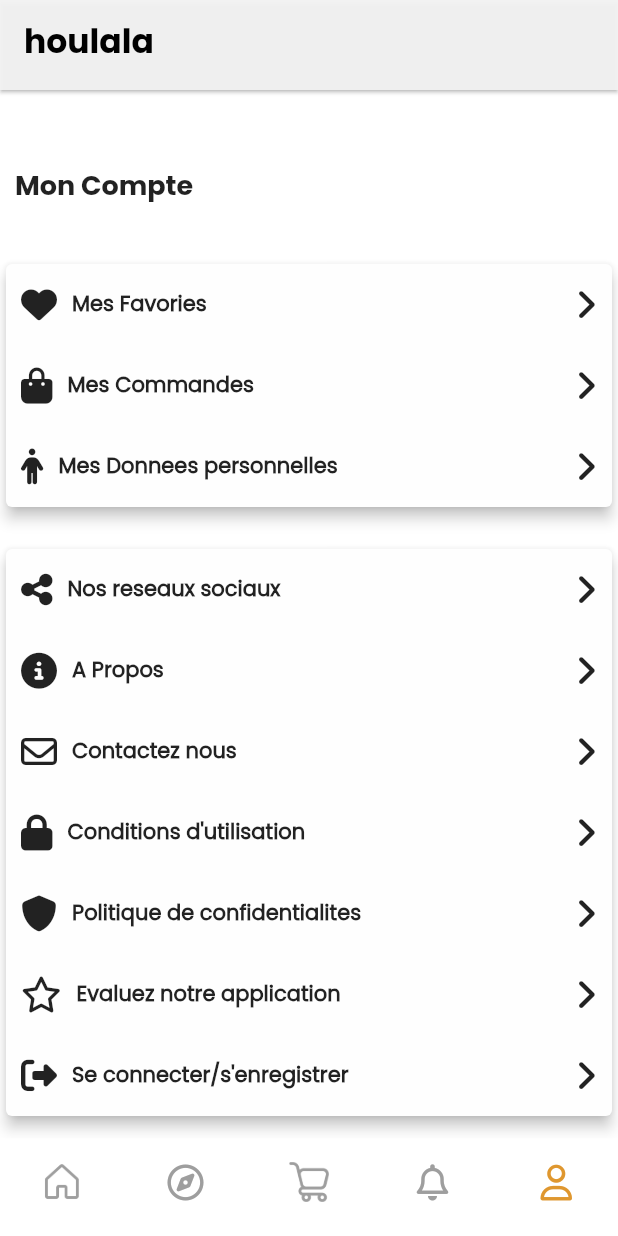
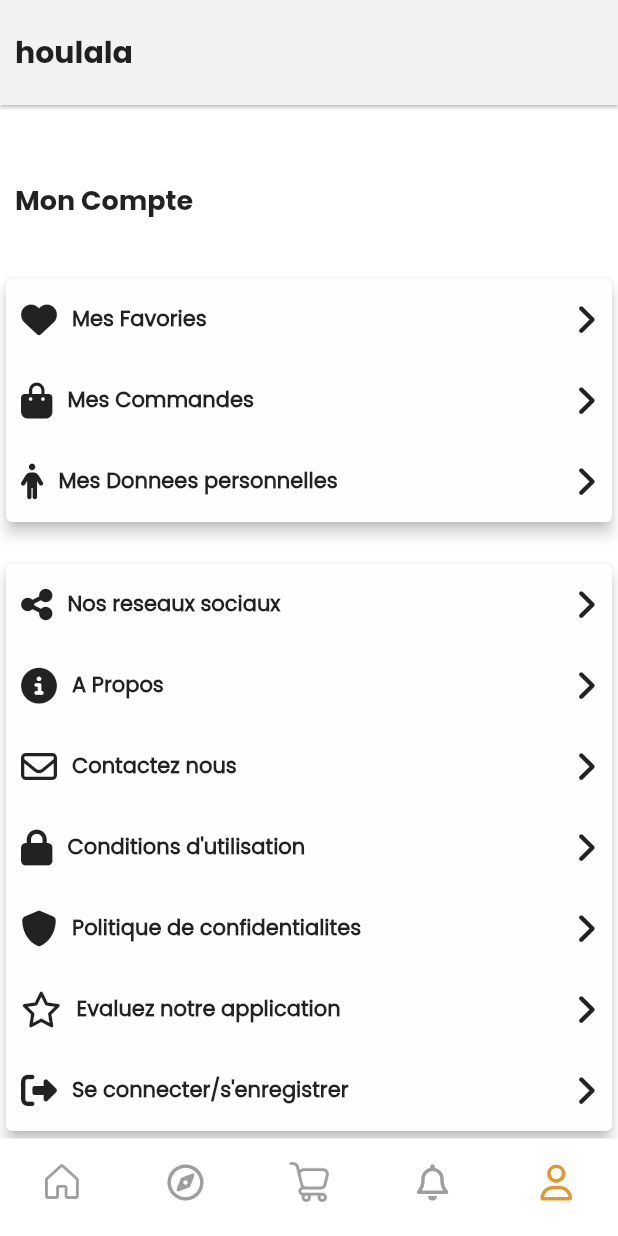
Before and after one commit to pierreEdimo/houlala, a Flutter app: the screen it shows after launch, item 5 of the bottom bar chosen, on a phone screen of 412 x 824 dp. Run offline on Flutter 3.47's test engine with Material 2 defaults, Android fonts, the phone set to English and light mode, and no system bars; our stand-ins replace auto_size_text, connectivity_plus, flutter_dotenv, flutter_markdown, flutter_secure_storage, font_awesome_flutter and 5 more; missing offline and left inert: flutter_launch, launch_review; accounts and stored records are empty; network calls fail.

Commit message:
changer les AppBars en Containers

```diff
--- a/lib/widget/checkout_bar.dart
+++ b/lib/widget/checkout_bar.dart
@@ -7,7 +7,7 @@ class CheckoutBar extends StatelessWidget {
   @override
   Widget build(BuildContext context) {
     return SizedBox(
-      height: 80.0,
+      height: 90.0,
       child: Material(
         elevation: 1,
         child: Container(
@@ -19,7 +19,7 @@ class CheckoutBar extends StatelessWidget {
                 child: Text(
                   "Terminer votre Commande",
                   style: TextStyle(
-                      fontSize: 22.0,
+                      fontSize: 20.0,
                       fontWeight: FontWeight.bold,
                       fontFamily: 'PoppinsBold'),
                 ),
--- a/lib/widget/checkout_button.dart
+++ b/lib/widget/checkout_button.dart
@@ -10,7 +10,6 @@ import 'package:modal_bottom_sheet/modal_bottom_sheet.dart';
 import 'package:provider/provider.dart';
 
 import '../model/CountAndPrice.dart';
-import 'input_name.dart';
 
 class CheckoutButton extends StatelessWidget {
   final List<CartItem>? items;
--- a/lib/widget/standard_app_bar.dart
+++ b/lib/widget/standard_app_bar.dart
@@ -11,18 +11,38 @@ class StandardAppBar extends StatelessWidget with PreferredSizeWidget {
     this.title,
     this.button,
     Key? key,
-  })  : preferredSize = const Size.fromHeight(60.0),
+  })  : preferredSize = const Size.fromHeight(70.0),
         super(key: key);
 
   @override
   Widget build(BuildContext context) {
-    return AppBar(
+    return Material(
       elevation: 1,
-      title: Text(
-        title!,
+      child: Container(
+        padding: const EdgeInsets.symmetric(horizontal: 10.0),
+        color: const Color(0xf2f2f2f2),
+        child: SafeArea(
+          child: Center(
+            child: Row(
+              mainAxisAlignment: MainAxisAlignment.spaceBetween,
+              crossAxisAlignment: CrossAxisAlignment.center,
+              children: [
+                Text(
+                  title!,
+                  style: const TextStyle(
+                    fontWeight: FontWeight.bold,
+                    fontFamily: 'PoppinsBold',
+                    fontSize: 20
+                  ),
+                ),
+                button != null ? button! : Container()
+              ],
+            ),
+          ),
+        ),
       ),
-      actions: [button != null ? button! : Container()],
-      automaticallyImplyLeading: false,
     );
   }
 }
+//   actions: [],
+//       automaticallyImplyLeading: false,
--- a/lib/widget/standard_custom_app_bar.dart
+++ b/lib/widget/standard_custom_app_bar.dart
@@ -11,7 +11,7 @@ class CustomAppBar extends StatelessWidget with PreferredSizeWidget {
   CustomAppBar({
     this.title,
     Key? key,
-  })  : preferredSize = const Size.fromHeight(80.0),
+  })  : preferredSize = const Size.fromHeight(70.0),
         super(key: key);
 
   @override
@@ -32,7 +32,7 @@ class CustomAppBar extends StatelessWidget with PreferredSizeWidget {
                   style: const TextStyle(
                     fontFamily: 'PoppinsBold',
                     fontWeight: FontWeight.bold,
-                    fontSize: 22.0
+                    fontSize: 20.0
                   ),
                 ),
                 CustomButtonContainer(
```
Also changed, not shown: lib/widget/app_bar_with_return.dart (+53 -10 lines), lib/widget/post_app_bar.dart (deleted, +0 -39 lines), lib/widget/post_detail_app_bar.dart (+22 -20 lines), lib/widget/product_detail_app_bar.dart (+13 -8 lines).
